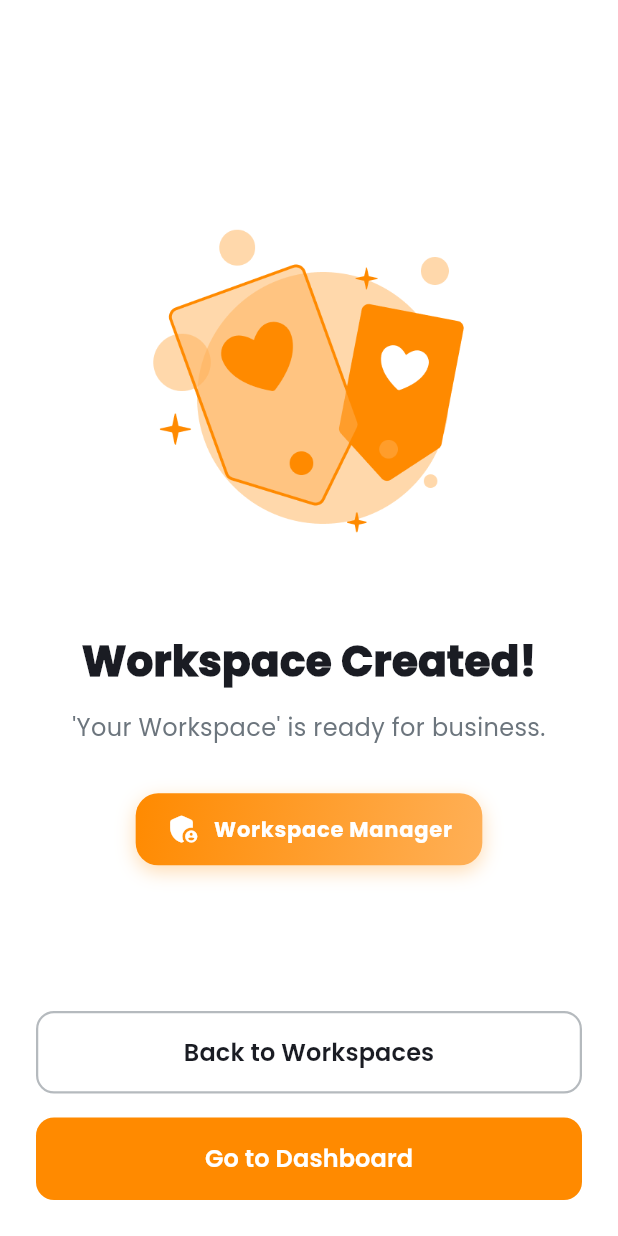
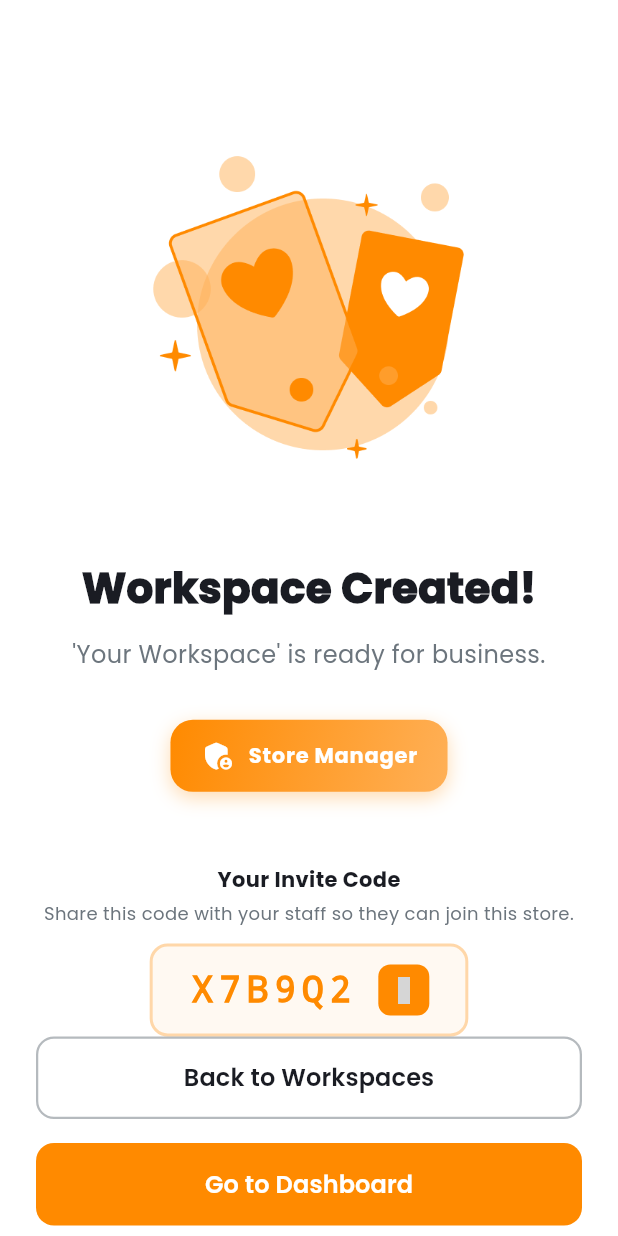
Before and after one commit to HowardPeter/smart-inventory-app, a Flutter app: the WorkspaceReadyMobileView screen opened directly, on a phone screen of 412 x 824 dp. Run offline on Flutter 3.47's test engine with Material 3 defaults, Android fonts, the phone set to English and light mode, and no system bars; our stand-ins replace connectivity_plus, device_preview, dio, fl_chart, flutter_map, flutter_timezone and 9 more; missing offline and left inert: app_settings, mobile_scanner, open_mail_app_plus; accounts and stored records are empty; grey boxes are pictures that could not be loaded.

Commit message:
feat(join_store): add join store function

```diff
--- a/frontend/lib/core/infrastructure/constants/text_strings.dart
+++ b/frontend/lib/core/infrastructure/constants/text_strings.dart
@@ -199,6 +199,29 @@ class TTexts {
   static const String gpsOffMessage = "gps_off_message";
   static const String locationErrorMessage = "location_error_message";
 
+  // -- Invite Code & Join Store
+  static const String inviteCodeTitle = "invite_code_title";
+  static const String inviteCodeSubtitle = "invite_code_subtitle";
+  static const String inviteCodeCopiedTitle = "invite_code_copied_title";
+  static const String inviteCodeCopiedMessage = "invite_code_copied_message";
+
+  static const String joinWorkspaceTitle = "join_workspace_title";
+  static const String joinWorkspaceSubtitle = "join_workspace_subtitle";
+  static const String enterInviteCodeLabel = "enter_invite_code_label";
+  static const String enterInviteCodeHint = "enter_invite_code_hint";
+  static const String joinBtn = "join_btn";
+  static const String joiningBtn = "joining_btn";
+  static const String checkingInviteCode = "checking_invite_code";
+
+  static const String joinMissingCodeTitle = "join_missing_code_title";
+  static const String joinMissingCodeMessage = "join_missing_code_message";
+  static const String joinInvalidCodeTitle = "join_invalid_code_title";
+  static const String joinInvalidCodeMessage = "join_invalid_code_message";
+  static const String joinAlreadyMemberTitle = "join_already_member_title";
+  static const String joinAlreadyMemberMessage = "join_already_member_message";
+  static const String joinSuccessTitle = "join_success_title";
+  static const String joinSuccessMessage = "join_success_message";
+
   // -- Home
   static const String homeRoleManagerTooltip = "home_role_manager_tooltip";
   static const String homeRoleStaffTooltip = "home_role_staff_tooltip";
@@ -223,6 +246,7 @@ class TTexts {
   static const String homeInboundShipment = "home_inbound_shipment";
   static const String homeOutboundDelivery = "home_outbound_delivery";
   static const String homeStockAdjustment = "home_stock_adjustment";
+
   // Empty State
   static const String emptyTransactionTitle = "empty_transaction_title";
   static const String emptyTransactionSubtitle = "empty_transaction_subtitle";
--- a/frontend/lib/core/infrastructure/localization/langs/en/en_workspace.dart
+++ b/frontend/lib/core/infrastructure/localization/langs/en/en_workspace.dart
@@ -29,7 +29,7 @@ final Map<String, String> enWorkspace = {
       "Are you sure you want to create a new workspace named",
   TTexts.workspaceCreatedTitle: "Workspace Created!",
   TTexts.workspaceCreatedDesc: "is ready for business.",
-  TTexts.youAreManager: "Workspace Manager",
+  TTexts.youAreManager: "Store Manager",
   TTexts.addMembers: "Add Members",
   TTexts.goToDashboard: "Go to Dashboard",
   TTexts.searchAddressHint: "Search for address...",
@@ -39,6 +39,35 @@ final Map<String, String> enWorkspace = {
   TTexts.creatingWorkspace: "Creating your workspace...",
   TTexts.backToWorkspaces: "Back to Workspaces",
   TTexts.gpsOffTitle: "GPS Disabled",
-  TTexts.gpsOffMessage: "Please turn on location services in your system settings.",
-  TTexts.locationErrorMessage: "Could not fetch location. Please try again or type manually.",
+  TTexts.gpsOffMessage:
+      "Please turn on location services in your system settings.",
+  TTexts.locationErrorMessage:
+      "Could not fetch location. Please try again or type manually.",
+
+  // -- Invite Code & Join Store
+  TTexts.inviteCodeTitle: "Your Invite Code",
+  TTexts.inviteCodeSubtitle:
+      "Share this code with your staff so they can join this store.",
+  TTexts.inviteCodeCopiedTitle: "Copied!",
+  TTexts.inviteCodeCopiedMessage: "Invite code has been copied to clipboard.",
+
+  TTexts.joinWorkspaceTitle: "Join Workspace",
+  TTexts.joinWorkspaceSubtitle:
+      "Enter the 6-character invite code provided by your Manager to connect to the system.",
+  TTexts.enterInviteCodeLabel: "Invite Code",
+  TTexts.enterInviteCodeHint: "e.g., X7B9Q2",
+  TTexts.joinBtn: "Join Now",
+  TTexts.joiningBtn: "Joining...",
+  TTexts.checkingInviteCode: "Checking invite code...",
+
+  TTexts.joinMissingCodeTitle: "Missing Information",
+  TTexts.joinMissingCodeMessage:
+      "Please enter a valid 6-character invite code.",
+  TTexts.joinInvalidCodeTitle: "Invalid Code",
+  TTexts.joinInvalidCodeMessage: "The invite code is incorrect or has expired.",
+  TTexts.joinAlreadyMemberTitle: "Already a Member",
+  TTexts.joinAlreadyMemberMessage:
+      "You are already a member of this workspace.",
+  TTexts.joinSuccessTitle: "Successfully Joined!",
+  TTexts.joinSuccessMessage: "Welcome to the workspace.",
 };
--- /dev/null
+++ b/frontend/lib/features/workspace/bindings/join_store_binding.dart
@@ -0,0 +1,9 @@
+import 'package:frontend/features/workspace/controllers/join_store_controller.dart';
+import 'package:get/get.dart';
+
+class JoinStoreBinding extends Bindings {
+  @override
+  void dependencies() {
+    Get.lazyPut<JoinStoreController>(() => JoinStoreController());
+  }
+}
--- a/frontend/lib/features/workspace/controllers/store_selection_controller.dart
+++ b/frontend/lib/features/workspace/controllers/store_selection_controller.dart
@@ -78,7 +78,7 @@ class StoreSelectionController extends GetxController with TErrorHandler {
   }
 
   void goToJoinStore() {
-    // Get.toNamed(AppRoutes.joinStore);
+    Get.toNamed(AppRoutes.joinStore);
   }
 
   void showHelpBottomSheet() {
--- a/frontend/lib/features/workspace/views/platform/create_store_mobile_view.dart
+++ b/frontend/lib/features/workspace/views/platform/create_store_mobile_view.dart
@@ -5,7 +5,7 @@ import 'package:frontend/core/ui/theme/app_sizes.dart';
 import 'package:frontend/core/infrastructure/constants/text_strings.dart';
 import 'package:frontend/core/ui/widgets/t_primary_button_widget.dart';
 import 'package:frontend/features/workspace/controllers/create_store_controller.dart';
-import 'package:frontend/features/workspace/widgets/create_store/create_store_app_bar_widget.dart';
+import 'package:frontend/features/workspace/widgets/shared/workspace_app_bar_widget.dart';
 import 'package:frontend/features/workspace/widgets/create_store/create_store_input_form_widget.dart';
 import 'package:frontend/features/workspace/widgets/create_store/create_store_map_preview_widget.dart';
 
@@ -17,7 +17,7 @@ class CreateStoreMobileView extends GetView<CreateStoreController> {
     return Scaffold(
       backgroundColor: AppColors.background,
       extendBodyBehindAppBar: true,
-      appBar: const CreateStoreAppBarWidget(), // <-- Gọi Widget AppBar
+      appBar: const WorkspaceAppBarWidget(),
       body: SingleChildScrollView(
         physics: const BouncingScrollPhysics(),
         child: Padding(
--- a/frontend/lib/features/workspace/views/platform/workspace_ready_mobile_view.dart
+++ b/frontend/lib/features/workspace/views/platform/workspace_ready_mobile_view.dart
@@ -1,5 +1,6 @@
 // lib/features/workspace/views/platform/workspace_ready_mobile_view.dart
 import 'package:flutter/material.dart';
+import 'package:frontend/features/workspace/widgets/workspace_ready/workspace_ready_invite_code_widget.dart';
 import 'package:get/get.dart';
 import 'package:frontend/core/infrastructure/constants/image_strings.dart';
 import 'package:frontend/core/ui/theme/app_colors.dart';
@@ -97,6 +98,9 @@ class WorkspaceReadyMobileView extends StatelessWidget {
 
                   const Spacer(),
 
+                  // TODO: Đổi lại và ko fix cứng mã mời nữa
+                  const WorkspaceReadyInviteCodeWidget(inviteCode: "X7B9Q2"),
+
                   // 3. ACTIONS (Gọi widget đã tách)
                   const WorkspaceReadyActionsWidget(),
                 ],
--- a/frontend/lib/features/workspace/widgets/create_store/create_store_app_bar_widget.dart
+++ b/frontend/lib/features/workspace/widgets/shared/workspace_app_bar_widget.dart
@@ -6,9 +6,9 @@ import 'package:frontend/core/ui/theme/app_colors.dart';
 import 'package:frontend/core/ui/theme/app_sizes.dart';
 import 'package:frontend/core/infrastructure/constants/text_strings.dart';
 
-class CreateStoreAppBarWidget extends StatelessWidget
+class WorkspaceAppBarWidget extends StatelessWidget
     implements PreferredSizeWidget {
-  const CreateStoreAppBarWidget({super.key});
+  const WorkspaceAppBarWidget({super.key});
 
   @override
   Widget build(BuildContext context) {
--- /dev/null
+++ b/frontend/lib/features/workspace/widgets/workspace_ready/workspace_ready_invite_code_widget.dart
@@ -0,0 +1,80 @@
+import 'package:flutter/material.dart';
+import 'package:flutter/services.dart';
+import 'package:get/get.dart';
+import 'package:iconsax_flutter/iconsax_flutter.dart';
+import 'package:frontend/core/ui/theme/app_colors.dart';
+import 'package:frontend/core/ui/theme/app_sizes.dart';
+import 'package:frontend/core/infrastructure/constants/text_strings.dart';
+import 'package:frontend/core/ui/widgets/t_snackbars_widget.dart';
+
+class WorkspaceReadyInviteCodeWidget extends StatelessWidget {
+  final String inviteCode;
+
+  const WorkspaceReadyInviteCodeWidget({super.key, required this.inviteCode});
+
+  @override
+  Widget build(BuildContext context) {
+    return Column(
+      children: [
+        Text(
+          TTexts.inviteCodeTitle.tr,
+          style: const TextStyle(
+              fontSize: 14,
+              fontWeight: FontWeight.bold,
+              color: AppColors.primaryText),
+        ),
+        const SizedBox(height: AppSizes.p4),
+        Text(
+          TTexts.inviteCodeSubtitle.tr,
+          style: const TextStyle(fontSize: 12, color: AppColors.subText),
+          textAlign: TextAlign.center,
+        ),
+        const SizedBox(height: AppSizes.p12),
+        Container(
+          padding: const EdgeInsets.symmetric(
+              horizontal: AppSizes.p24, vertical: AppSizes.p12),
+          decoration: BoxDecoration(
+            color: AppColors.primary.withOpacity(0.05),
+            border:
+                Border.all(color: AppColors.primary.withOpacity(0.3), width: 2),
+            borderRadius: BorderRadius.circular(AppSizes.radius12),
+          ),
+          child: Row(
+            mainAxisSize: MainAxisSize.min,
+            children: [
+              Text(
+                inviteCode,
+                style: const TextStyle(
+                  fontFamily: 'Courier',
+                  fontSize: 24,
+                  fontWeight: FontWeight.w900,
+                  letterSpacing: 4.0,
+                  color: AppColors.primary,
+                ),
+              ),
+              const SizedBox(width: AppSizes.p16),
+              InkWell(
+                onTap: () {
+                  Clipboard.setData(ClipboardData(text: inviteCode));
+                  TSnackbarsWidget.success(
+                    title: TTexts.inviteCodeCopiedTitle.tr,
+                    message: TTexts.inviteCodeCopiedMessage.tr,
+                  );
+                },
+                child: Container(
+                  padding: const EdgeInsets.all(AppSizes.p8),
+                  decoration: BoxDecoration(
+                    color: AppColors.primary,
+                    borderRadius: BorderRadius.circular(AppSizes.radius8),
+                  ),
+                  child: const Icon(Iconsax.copy_copy,
+                      color: Colors.white, size: 18),
+                ),
+              )
+            ],
+          ),
+        ),
+      ],
+    );
+  }
+}
--- a/frontend/lib/routes/app_pages.dart
+++ b/frontend/lib/routes/app_pages.dart
@@ -12,8 +12,10 @@ import 'package:frontend/features/navigation/views/navigation_view.dart';
 import 'package:frontend/features/onboarding/bindings/onboarding_binding.dart';
 import 'package:frontend/features/profile/views/profile_view.dart';
 import 'package:frontend/features/workspace/bindings/create_store_binding.dart';
+import 'package:frontend/features/workspace/bindings/join_store_binding.dart';
 import 'package:frontend/features/workspace/bindings/store_selection_binding.dart';
 import 'package:frontend/features/workspace/views/create_store_view.dart';
+import 'package:frontend/features/workspace/views/join_store_view.dart';
 import 'package:frontend/features/workspace/views/store_selection_view.dart';
 import 'package:frontend/features/workspace/views/workspace_ready_view.dart';
 import 'package:get/get.dart';
@@ -100,13 +102,13 @@ class AppPages {
       transition: Transition.cupertino,
     ),
 
-    // // -- Join Store
-    // GetPage(
-    //   name: AppRoutes.joinStore,
-    //   page: () => const JoinStoreView(),
-    //   // binding: JoinStoreBinding(),
-    //   transition: Transition.rightToLeft,
-    // ),
+    // -- Join Store
+    GetPage(
+      name: AppRoutes.joinStore,
+      page: () => const JoinStoreView(),
+      binding: JoinStoreBinding(),
+      transition: Transition.rightToLeft,
+    ),
 
     // -- Main (Navigation)
     GetPage(
```
Also changed, not shown: frontend/lib/features/workspace/controllers/join_store_controller.dart (added, +64 -0 lines), frontend/lib/features/workspace/provider/workspace_provider.dart (+14 -0 lines), frontend/lib/features/workspace/views/join_store_view.dart (added, +14 -0 lines), frontend/lib/features/workspace/views/platform/join_store_mobile_view.dart (added, +82 -0 lines), frontend/lib/features/workspace/widgets/join_store/join_store_header_widget.dart (added, +33 -0 lines), frontend/lib/features/workspace/widgets/join_store/join_store_input_field_widget.dart (added, +101 -0 lines).
